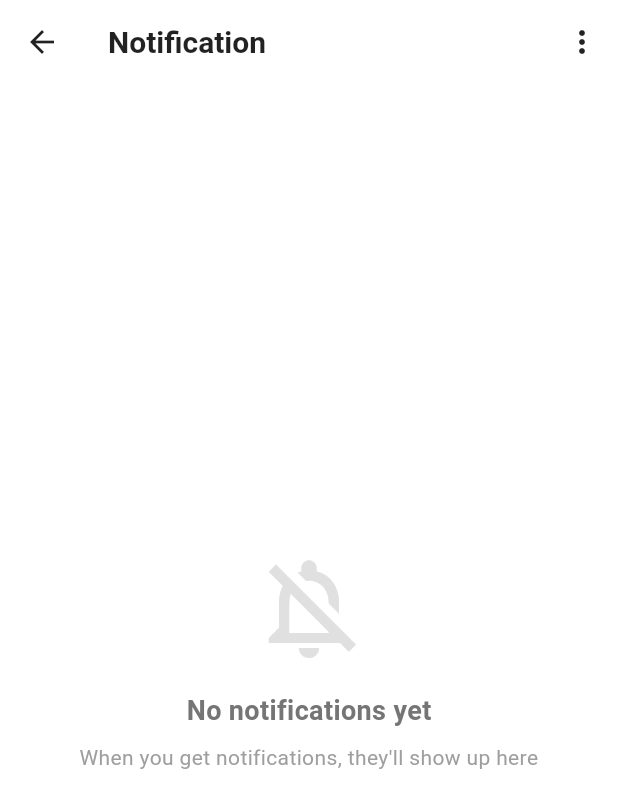
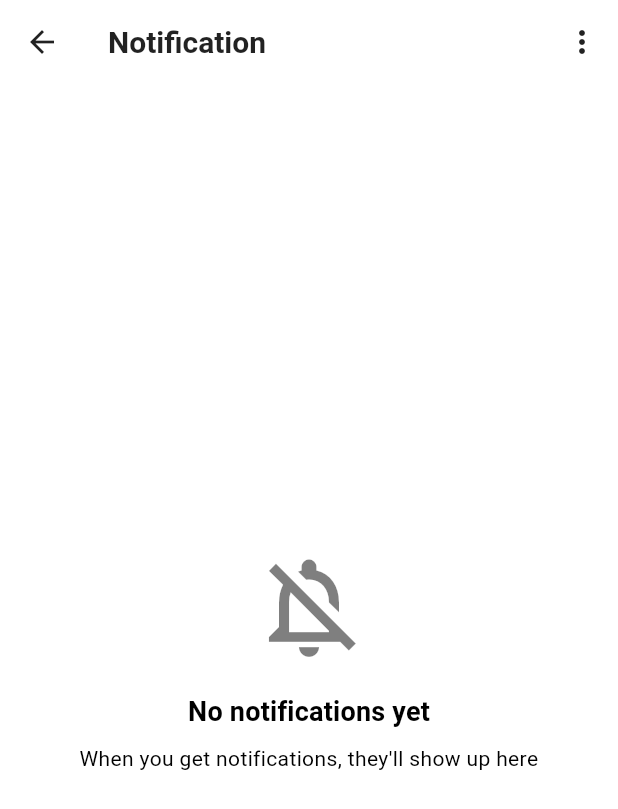
Before and after one commit to mmyahya29/EventHub, a Flutter app: the screen it shows once a user with an empty profile is signed in, scrolled down 187 dp, after a tap on the "notifications" icon, on a phone screen of 412 x 824 dp. Shown: the top 809 px of the screen. Run offline on Flutter 3.47's test engine with Material 3 defaults, Android fonts, the phone set to English and light mode, and no system bars; our stand-ins replace cloud_firestore, firebase_auth, firebase_core, firebase_messaging, flutter_local_notifications, flutter_riverpod and 5 more; missing offline and left inert: flutter_facebook_auth; accounts and stored records are empty.

Commit message:
Fix hardcoded colors in Phase 2 navigation components (notifications, drawer, nav_bar)
Co-authored-by: mmyahya29 <148965692+mmyahya29@users.noreply.github.com>

```diff
--- a/lib/main_screens/explore_subscreens/notifications_screen.dart
+++ b/lib/main_screens/explore_subscreens/notifications_screen.dart
@@ -87,16 +87,16 @@ class _NotificationScreenState extends ConsumerState<NotificationScreen> {
           child: Column(
             mainAxisAlignment: MainAxisAlignment.center,
             children: [
-              Icon(Icons.error_outline, size: 48, color: Colors.grey[400]),
+              Icon(Icons.error_outline, size: 48, color: Theme.of(context).colorScheme.onSurfaceVariant),
               const SizedBox(height: 16),
               Text(
                 'Error loading notifications',
-                style: TextStyle(color: Colors.grey[600]),
+                style: Theme.of(context).textTheme.bodyLarge,
               ),
               const SizedBox(height: 8),
               Text(
                 error.toString(),
-                style: TextStyle(color: Colors.grey[400], fontSize: 12),
+                style: Theme.of(context).textTheme.bodySmall?.copyWith(fontSize: 12),
                 textAlign: TextAlign.center,
               ),
             ],
@@ -114,23 +114,21 @@ class _NotificationScreenState extends ConsumerState<NotificationScreen> {
           Icon(
             Icons.notifications_off_outlined,
             size: 80,
-            color: Colors.grey[300],
+            color: Theme.of(context).colorScheme.onSurfaceVariant.withOpacity(0.5),
           ),
           const SizedBox(height: 16),
           Text(
             'No notifications yet',
-            style: TextStyle(
+            style: Theme.of(context).textTheme.titleMedium?.copyWith(
               fontSize: 18,
               fontWeight: FontWeight.w600,
-              color: Colors.grey[600],
             ),
           ),
           const SizedBox(height: 8),
           Text(
             'When you get notifications, they\'ll show up here',
-            style: TextStyle(
+            style: Theme.of(context).textTheme.bodyMedium?.copyWith(
               fontSize: 14,
-              color: Colors.grey[500],
             ),
             textAlign: TextAlign.center,
           ),
@@ -231,18 +229,16 @@ class _NotificationScreenState extends ConsumerState<NotificationScreen> {
                     // Message
                     Text(
                       notification.message,
-                      style: TextStyle(
+                      style: Theme.of(context).textTheme.bodyMedium?.copyWith(
                         fontSize: 14,
-                        color: Colors.grey[600],
                       ),
                     ),
                     const SizedBox(height: 4),
                     // Time
                     Text(
                       timeago.format(notification.createdAt),
-                      style: TextStyle(
+                      style: Theme.of(context).textTheme.bodySmall?.copyWith(
                         fontSize: 12,
-                        color: Colors.grey[500],
                       ),
                     ),
                   ],
--- a/lib/nav_bar.dart
+++ b/lib/nav_bar.dart
@@ -43,25 +43,25 @@ class _MainNavigationState extends State<MainNavigation> {
         icon: const Icon(Icons.explore_outlined),
         title: ("Explore"),
         activeColorPrimary: activeColor,
-        inactiveColorPrimary: Colors.grey,
+        inactiveColorPrimary: Theme.of(context).colorScheme.onSurfaceVariant,
       ),
       PersistentBottomNavBarItem(
         icon: const Icon(Icons.calendar_today_outlined),
         title: ("Events"),
         activeColorPrimary: activeColor,
-        inactiveColorPrimary: Colors.grey,
+        inactiveColorPrimary: Theme.of(context).colorScheme.onSurfaceVariant,
       ),
       PersistentBottomNavBarItem(
         icon: const Icon(Icons.token_outlined),
         title: ("Booked Events"),
         activeColorPrimary: activeColor,
-        inactiveColorPrimary: Colors.grey,
+        inactiveColorPrimary: Theme.of(context).colorScheme.onSurfaceVariant,
       ),
       PersistentBottomNavBarItem(
         icon: const Icon(Icons.person_outline),
         title: ("Profile"),
         activeColorPrimary: activeColor,
-        inactiveColorPrimary: Colors.grey,
+        inactiveColorPrimary: Theme.of(context).colorScheme.onSurfaceVariant,
       ),
     ];
   }
```
Also changed, not shown: lib/main_screens/explore_subscreens/side_drawer.dart (+6 -7 lines).
